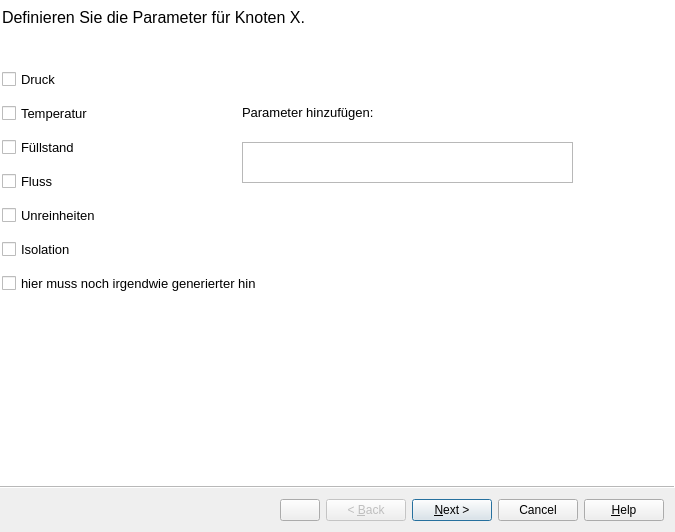
First picture: the form in Code/wizard.ui, repository MSPietsch/HMI, before the edit.
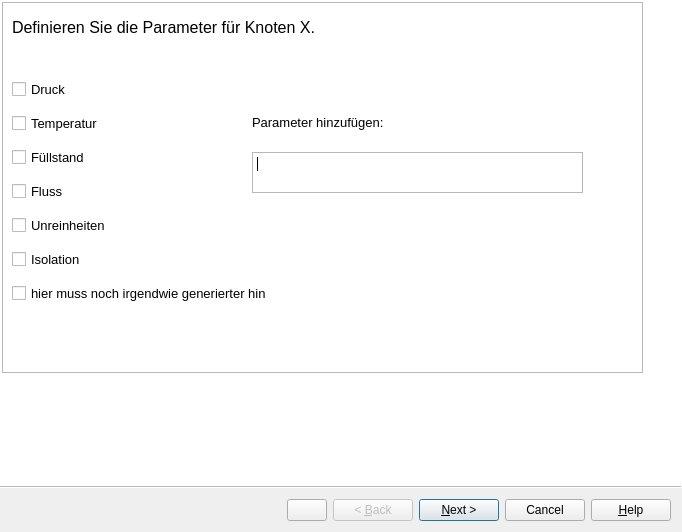
Second picture: the form after the edit.

Commit message: Wizard erstellt (3. Seite)

Diff of the .ui file:
```diff
--- a/Code/wizard.ui
+++ b/Code/wizard.ui
@@ -9,7 +9,7 @@
    <rect>
     <x>0</x>
     <y>0</y>
-    <width>675</width>
+    <width>682</width>
     <height>532</height>
    </rect>
   </property>
@@ -29,14 +29,29 @@
    <property name="title">
     <string/>
    </property>
+   <widget class="QFrame" name="frame">
+    <property name="geometry">
+     <rect>
+      <x>0</x>
+      <y>0</y>
+      <width>641</width>
+      <height>371</height>
+     </rect>
+    </property>
+    <property name="frameShape">
+     <enum>QFrame::StyledPanel</enum>
+    </property>
+    <property name="frameShadow">
+     <enum>QFrame::Raised</enum>
+    </property>
    <widget class="QLabel" name="label">
     <property name="enabled">
      <bool>true</bool>
     </property>
     <property name="geometry">
      <rect>
-      <x>0</x>
-      <y>0</y>
+       <x>10</x>
+       <y>10</y>
       <width>591</width>
       <height>31</height>
      </rect>
@@ -52,11 +67,39 @@
      <string>Definieren Sie die Parameter für Knoten X.</string>
     </property>
    </widget>
+    <widget class="QLabel" name="label_2">
+     <property name="geometry">
+      <rect>
+       <x>250</x>
+       <y>105</y>
+       <width>291</width>
+       <height>31</height>
+      </rect>
+     </property>
+     <property name="font">
+      <font>
+       <pointsize>10</pointsize>
+      </font>
+     </property>
+     <property name="text">
+      <string>Parameter hinzufügen:</string>
+     </property>
+    </widget>
+    <widget class="QTextEdit" name="textEdit">
+     <property name="geometry">
+      <rect>
+       <x>250</x>
+       <y>150</y>
+       <width>331</width>
+       <height>41</height>
+      </rect>
+     </property>
+    </widget>
    <widget class="QWidget" name="verticalLayoutWidget">
     <property name="geometry">
      <rect>
-      <x>0</x>
-      <y>60</y>
+       <x>10</x>
+       <y>70</y>
       <width>332</width>
       <height>241</height>
      </rect>
@@ -148,33 +191,6 @@
      </item>
     </layout>
    </widget>
-   <widget class="QLabel" name="label_2">
-    <property name="geometry">
-     <rect>
-      <x>240</x>
-      <y>95</y>
-      <width>291</width>
-      <height>31</height>
-     </rect>
-    </property>
-    <property name="font">
-     <font>
-      <pointsize>10</pointsize>
-     </font>
-    </property>
-    <property name="text">
-     <string>Parameter hinzufügen:</string>
-    </property>
-   </widget>
-   <widget class="QTextEdit" name="textEdit">
-    <property name="geometry">
-     <rect>
-      <x>240</x>
-      <y>140</y>
-      <width>331</width>
-      <height>41</height>
-     </rect>
-    </property>
    </widget>
   </widget>
   <widget class="QWizardPage" name="wizardPage_2">
```
Left out of the diff: 228 changed lines with no effect on the pictures. Lines whose indentation alone changed are shown as unchanged. The commit also changes 4 other files.
